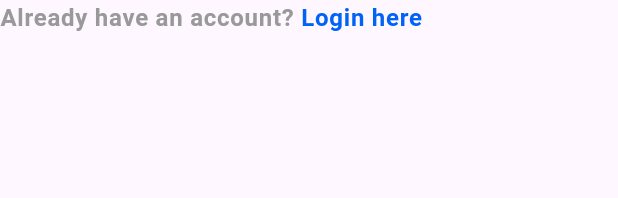
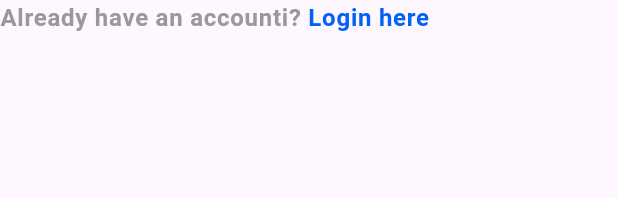
Before and after one commit to Jessepelumi/jetour_client, a Flutter app: the LoginLink widget shown alone on an empty page, opened directly, on a phone screen of 412 x 824 dp. Shown: the top 198 px of the screen. Run offline on Flutter 3.47's test engine with Material 3 defaults, Android fonts, the phone set to English and light mode, and no system bars; our stand-ins replace get, get_storage, google_fonts, smooth_page_indicator; accounts and stored records are empty.

```diff
--- a/lib/auth/views/shared/login_link.dart
+++ b/lib/auth/views/shared/login_link.dart
@@ -13,7 +13,7 @@ class LoginLink extends StatelessWidget {
       text: TextSpan(
         children: [
           TextSpan(
-            text: "Already have an account? ",
+            text: "Already have an accounti? ",
             style: Theme.of(context).textTheme.bodyLarge?.copyWith(
                 color: lightGrey, fontWeight: FontWeight.bold),
           ),
```
